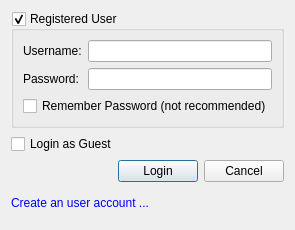
pokerth/pokerth, file src/gui/qt/internetgamelogindialog.ui: the form before one commit.
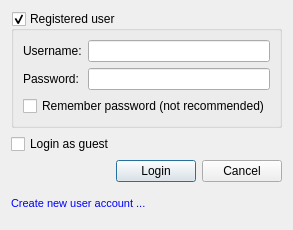
The form after the commit.

Commit message: login dialog changes

What changed in the file:
```diff
--- a/src/gui/qt/internetgamelogindialog.ui
+++ b/src/gui/qt/internetgamelogindialog.ui
@@ -17,7 +17,7 @@
    <item row="0" column="0">
     <widget class="QGroupBox" name="groupBox_reguser">
      <property name="title">
-      <string>Registered User</string>
+      <string>Registered user</string>
      </property>
      <property name="checkable">
       <bool>true</bool>
@@ -43,14 +43,14 @@
       <item row="1" column="1">
        <widget class="QLineEdit" name="lineEdit_password">
         <property name="echoMode">
-         <enum>QLineEdit::Normal</enum>
+         <enum>QLineEdit::Password</enum>
         </property>
        </widget>
       </item>
       <item row="2" column="0" colspan="2">
        <widget class="QCheckBox" name="checkBox_rememberPassword">
         <property name="text">
-         <string>Remember Password (not recommended)</string>
+         <string>Remember password (not recommended)</string>
         </property>
        </widget>
       </item>
@@ -60,7 +60,7 @@
    <item row="1" column="0">
     <widget class="QCheckBox" name="checkBox_guest">
      <property name="text">
-      <string>Login as Guest</string>
+      <string>Login as guest</string>
      </property>
     </widget>
    </item>
@@ -101,8 +101,8 @@
       <string>&lt;!DOCTYPE HTML PUBLIC &quot;-//W3C//DTD HTML 4.0//EN&quot; &quot;http://www.w3.org/TR/REC-html40/strict.dtd&quot;&gt;
 &lt;html&gt;&lt;head&gt;&lt;meta name=&quot;qrichtext&quot; content=&quot;1&quot; /&gt;&lt;style type=&quot;text/css&quot;&gt;
 p, li { white-space: pre-wrap; }
-&lt;/style&gt;&lt;/head&gt;&lt;body style=&quot;font-weight:400; font-style:normal;&quot;&gt;
-&lt;p style=&quot; margin-top:0px; margin-bottom:0px; margin-left:0px; margin-right:0px; -qt-block-indent:0; text-indent:0px;&quot;&gt;&lt;span style=&quot; color:#0000ff;&quot;&gt;Create an user account ...&lt;/span&gt;&lt;/p&gt;&lt;/body&gt;&lt;/html&gt;</string>
+&lt;/style&gt;&lt;/head&gt;&lt;body style=&quot; font-family:'Nimbus Sans L'; font-size:8pt; font-weight:400; font-style:normal;&quot;&gt;
+&lt;p style=&quot; margin-top:0px; margin-bottom:0px; margin-left:0px; margin-right:0px; -qt-block-indent:0; text-indent:0px;&quot;&gt;&lt;span style=&quot; color:#0000ff;&quot;&gt;Create new user account ...&lt;/span&gt;&lt;/p&gt;&lt;/body&gt;&lt;/html&gt;</string>
      </property>
     </widget>
    </item>
```
Left out of the diff: 8 changed lines with no effect on the pictures. The commit also changes 5 other files.
